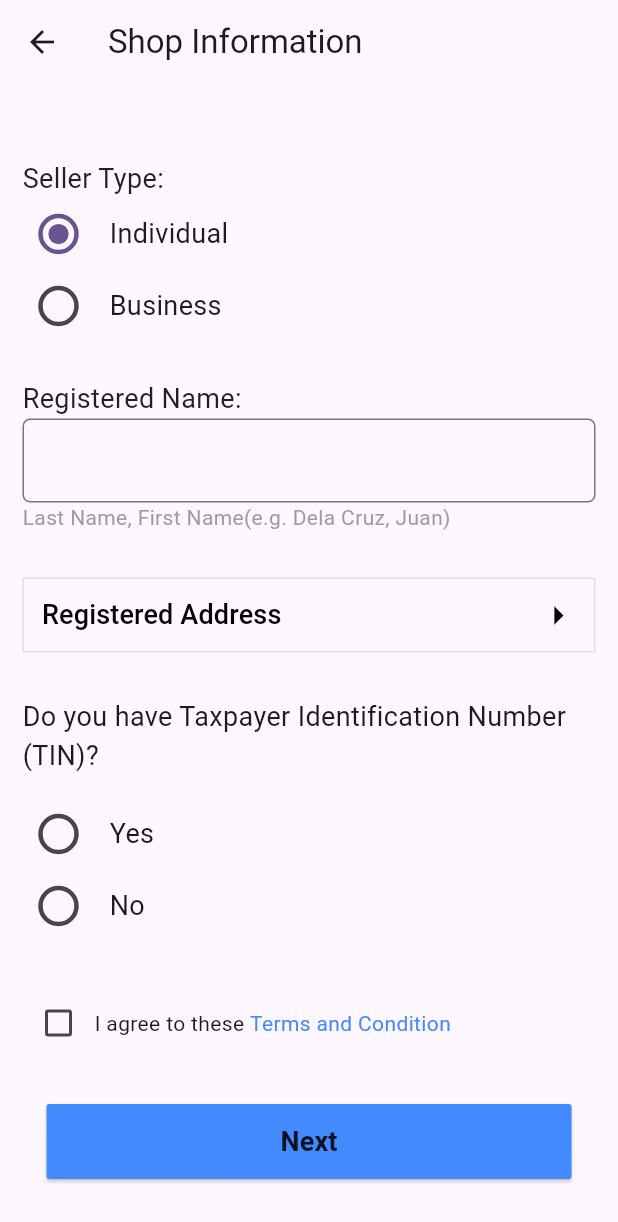
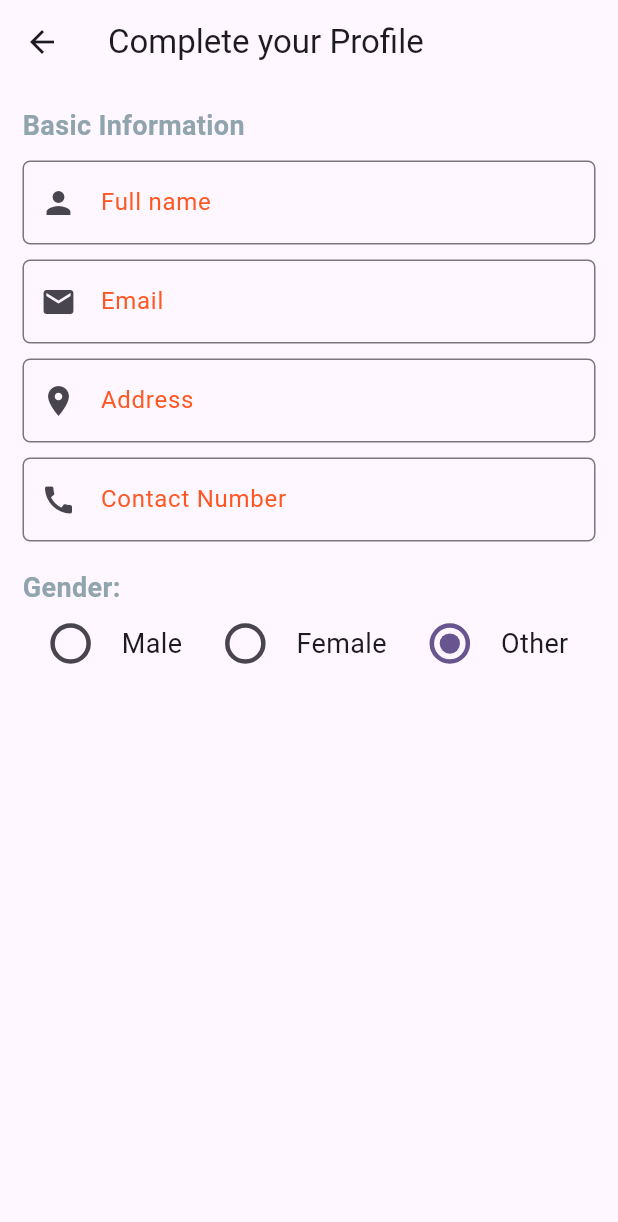
Before and after one commit to topid76/local_market_place, a Flutter app: the screen it shows after launch, on a phone screen of 412 x 824 dp. Shown: the top 1222 px of the screen. Run offline on Flutter 3.47's test engine with Material 2 defaults, Android fonts, the phone set to English and light mode, and no system bars; our stand-ins replace flutter_svg, get_it; key blocks and very long unbroken strings in the code were emptied for the run.

Commit message:
profile-edit-updates

```diff
--- a/lib/main.dart
+++ b/lib/main.dart
@@ -20,7 +20,7 @@ class MyApp extends StatelessWidget {
       providers: [...appStateProviders],
       child: MaterialApp(
         onGenerateRoute: generateRoute,
-        initialRoute: ShopInformationRoute,
+        initialRoute: ProfileEditRoute,
         title: 'Flutter Demo',
         debugShowCheckedModeBanner: false,
         theme: ThemeData(
--- a/lib/routes/constants.dart
+++ b/lib/routes/constants.dart
@@ -5,6 +5,10 @@ const MainRoute = "main";
 const ProfileRoute = "/profile";
 const ProductRegistrationRoute = "/product-registration";
 const SettingsRoute = "/settings";
-const SellerRegistrationRoute = "/seller-registration";
+//Shop
+const ShopRegistrationRoute = "/seller-registration";
 const ShopInformationRoute = "/shop-information";
+//edit profile
+const ProfileEditRoute = "/profile-edit";
+//Product
 const ViewRoute = "/view";
--- a/lib/routes/routes.dart
+++ b/lib/routes/routes.dart
@@ -2,6 +2,7 @@
 
 import 'package:flutter/material.dart';
 import 'package:local_marketplace/routes/constants.dart';
+import 'package:local_marketplace/screens/profile_edit_page.dart';
 import 'package:local_marketplace/screens/registration_page.dart';
 import 'package:local_marketplace/screens/login_page.dart';
 import 'package:local_marketplace/screens/main_page.dart';
@@ -25,11 +26,12 @@ Route<dynamic> generateRoute(RouteSettings settings) {
       return MaterialPageRoute(builder: (_) => ProductRegistratioPage());
     case SettingsRoute:
       return MaterialPageRoute(builder: (_) => SettingsPage());
-    case SellerRegistrationRoute:
+    case ShopRegistrationRoute:
       return MaterialPageRoute(builder: (_) => SellerRegistrationPage());
     case ShopInformationRoute:
       return MaterialPageRoute(builder: (_) => ShopInformationPage());
-
+    case ProfileEditRoute:
+      return MaterialPageRoute(builder: (_) => ProfileEditPage());
     default:
       return MaterialPageRoute(
           builder: (_) => const Scaffold(
--- a/lib/screens/main_page.dart
+++ b/lib/screens/main_page.dart
@@ -1,6 +1,6 @@
 import 'package:flutter/material.dart';
 import 'package:local_marketplace/drawer/drawer.dart';
-import 'package:local_marketplace/screens/bottom_bar.dart';
+import 'package:local_marketplace/bottombar/bottom_bar.dart';
 import 'package:local_marketplace/screens/post_page.dart';
 import 'package:local_marketplace/screens/product_view_page.dart';
 
--- /dev/null
+++ b/lib/screens/profile_edit_page.dart
@@ -0,0 +1,95 @@
+import 'package:flutter/material.dart';
+
+import 'package:local_marketplace/screens/widget/my_radio.dart';
+import 'package:local_marketplace/screens/widget/my_text_input.dart';
+
+class ProfileEditPage extends StatelessWidget {
+  @override
+  Widget build(BuildContext context) {
+    return Scaffold(
+      appBar: AppBar(title: Text("Complete your Profile")),
+      body: SingleChildScrollView(
+        child: Padding(
+            padding: EdgeInsets.all(15),
+            child: Column(
+              crossAxisAlignment: CrossAxisAlignment.start,
+              children: [
+                Text(
+                  "Basic Information",
+                  style: TextStyle(
+                      fontSize: 18,
+                      fontWeight: FontWeight.w600,
+                      color: Colors.blueGrey[300]),
+                ),
+                SizedBox(
+                  height: 10,
+                ),
+                MyTextInput(
+                  label: "Full name",
+                  prefixIcon: Icons.person,
+                ),
+                SizedBox(
+                  height: 10,
+                ),
+                MyTextInput(
+                  label: "Email",
+                  prefixIcon: Icons.email,
+                ),
+                SizedBox(
+                  height: 10,
+                ),
+                MyTextInput(
+                  label: "Address",
+                  prefixIcon: Icons.location_on,
+                ),
+                SizedBox(
+                  height: 10,
+                ),
+                MyTextInput(
+                  label: "Contact Number",
+                  prefixIcon: Icons.call,
+                ),
+                SizedBox(
+                  height: 18,
+                ),
+                Column(
+                  crossAxisAlignment: CrossAxisAlignment.start,
+                  children: [
+                    Text(
+                      "Gender:",
+                      style: TextStyle(
+                          fontSize: 18,
+                          fontWeight: FontWeight.w600,
+                          color: Colors.blueGrey[300]),
+                    ),
+                    Row(
+                      mainAxisAlignment: MainAxisAlignment.spaceEvenly,
+                      children: [
+                        MyRadio(
+                            label: "Male",
+                            value: true,
+                            groupValue: false,
+                            onChanged: (bool changeValue) {},
+                            style: TextStyle(fontSize: 18)),
+                        MyRadio(
+                            label: "Female",
+                            value: true,
+                            groupValue: false,
+                            onChanged: (bool changeValue) {},
+                            style: TextStyle(fontSize: 18)),
+                        MyRadio(
+                            label: "Other",
+                            value: true,
+                            groupValue: true,
+                            onChanged: (bool changeValue) {},
+                            style: TextStyle(fontSize: 18)),
+                      ],
+                    )
+                  ],
+                ),
+              ],
+            )),
+      ),
+    );
+  }
+}
--- a/lib/screens/profile_page.dart
+++ b/lib/screens/profile_page.dart
@@ -1,5 +1,5 @@
 import 'package:flutter/material.dart';
-import 'package:local_marketplace/screens/bottom_bar.dart';
+import 'package:local_marketplace/bottombar/bottom_bar.dart';
 import 'package:local_marketplace/screens/widget/my_profile.dart';
 
 class ProfilePage extends StatelessWidget {
--- a/lib/screens/shop_information.dart
+++ b/lib/screens/shop_information.dart
@@ -133,7 +133,7 @@ class ShopInformationPage extends StatelessWidget {
                   mainAxisAlignment: MainAxisAlignment.spaceEvenly,
                   children: [
                     SizedBox(
-                      width: 350,
+                      width: 300,
                       height: 50,
                       child: MyButton(
                         onPressed: () {},
--- a/lib/screens/shop_registration_page.dart
+++ b/lib/screens/shop_registration_page.dart
@@ -19,7 +19,8 @@ class SellerRegistrationPage extends StatelessWidget {
           ),
           title: Text("Shop Registration"),
         ),
-        body: Column(
+        body: SingleChildScrollView(
+          child: Column(
             crossAxisAlignment: CrossAxisAlignment.start,
             mainAxisAlignment: MainAxisAlignment.start,
             children: [
@@ -136,7 +137,7 @@ class SellerRegistrationPage extends StatelessWidget {
                   mainAxisAlignment: MainAxisAlignment.spaceEvenly,
                   children: [
                     SizedBox(
-                    width: 350,
+                      width: 300,
                       height: 50,
                       child: MyButton(
                         onPressed: () {},
@@ -152,6 +153,7 @@ class SellerRegistrationPage extends StatelessWidget {
                 ),
               ),
             ],
+          ),
         )));
   }
 }
--- a/lib/screens/widget/my_switch.dart
+++ b/lib/screens/widget/my_switch.dart
@@ -11,7 +11,7 @@ class MySwitch extends StatelessWidget {
       onChanged: (bool? newValue) {
         onChanged(newValue!);
       },
-      activeColor: Colors.red[400],
+      activeColor: Color.fromARGB(255, 43, 78, 251),
     );
   }
 }
```
Also changed, not shown: lib/bottombar/bottom_bar.dart (renamed from lib/screens/bottom_bar.dart). Lines whose indentation alone changed are shown as unchanged.
